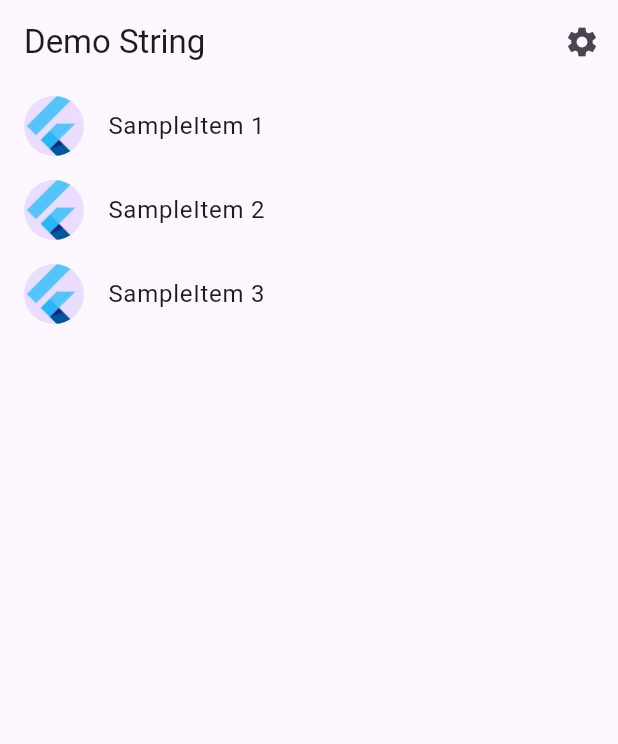
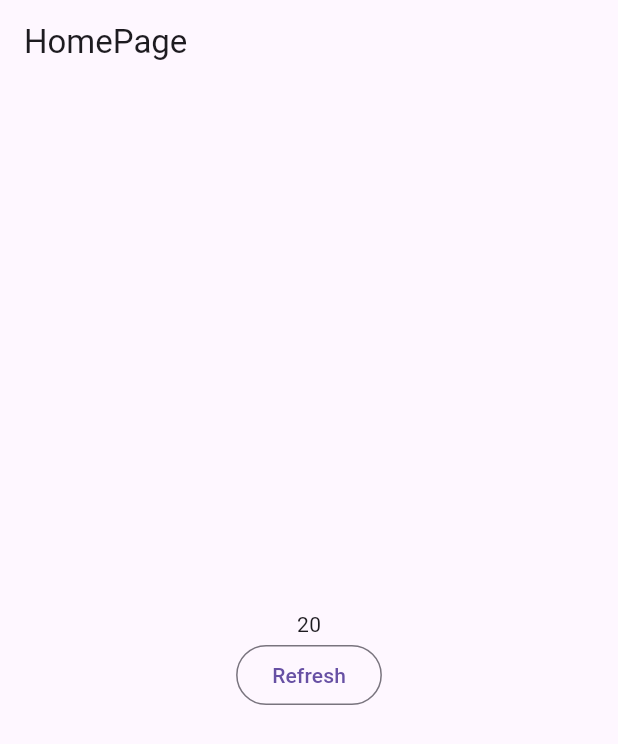
Before and after one commit to oinariman/flutter_app, a Flutter app: the screen it shows after launch, on a phone screen of 412 x 824 dp. Shown: the top 744 px of the screen. Run offline on Flutter 3.47's test engine with Material 3 defaults, Android fonts, the phone set to English and light mode, and no system bars; our stand-ins replace auto_route, flutter_riverpod, riverpod_annotation; generated files the repository leaves out were written again.

Commit message:
HomePage追加

```diff
--- a/lib/src/app.dart
+++ b/lib/src/app.dart
@@ -1,83 +1,73 @@
 import 'package:flutter/material.dart';
+import 'package:flutter_app/src/route/app_router.dart';
 import 'package:flutter_gen/gen_l10n/app_localizations.dart';
 import 'package:flutter_localizations/flutter_localizations.dart';
-
+import 'package:flutter_riverpod/flutter_riverpod.dart';
 import 'sample_feature/sample_item_details_view.dart';
 import 'sample_feature/sample_item_list_view.dart';
-import 'settings/settings_controller.dart';
-import 'settings/settings_view.dart';
 
 /// The Widget that configures your application.
-class MyApp extends StatelessWidget {
-  const MyApp({
+class MyApp extends ConsumerWidget {
+  MyApp({
     super.key,
-    required this.settingsController,
   });
 
-  final SettingsController settingsController;
+  final _appRouter = AppRouter();
 
   @override
-  Widget build(BuildContext context) {
-    // Glue the SettingsController to the MaterialApp.
-    //
-    // The AnimatedBuilder Widget listens to the SettingsController for changes.
-    // Whenever the user updates their settings, the MaterialApp is rebuilt.
-    return AnimatedBuilder(
-      animation: settingsController,
-      builder: (BuildContext context, Widget? child) {
-        return MaterialApp(
-          // Providing a restorationScopeId allows the Navigator built by the
-          // MaterialApp to restore the navigation stack when a user leaves and
-          // returns to the app after it has been killed while running in the
-          // background.
-          restorationScopeId: 'app',
+  Widget build(BuildContext context, WidgetRef ref) {
+    return MaterialApp.router(
+      routerConfig: _appRouter.config(),
+    );
+//     return MaterialApp(
+//       // Providing a restorationScopeId allows the Navigator built by the
+//       // MaterialApp to restore the navigation stack when a user leaves and
+//       // returns to the app after it has been killed while running in the
+//       // background.
+//       restorationScopeId: 'app',
 
-          // Provide the generated AppLocalizations to the MaterialApp. This
-          // allows descendant Widgets to display the correct translations
-          // depending on the user's locale.
-          localizationsDelegates: const [
-            AppLocalizations.delegate,
-            GlobalMaterialLocalizations.delegate,
-            GlobalWidgetsLocalizations.delegate,
-            GlobalCupertinoLocalizations.delegate,
-          ],
-          supportedLocales: const [Locale('ja'), Locale('en')],
+//       // Provide the generated AppLocalizations to the MaterialApp. This
+//       // allows descendant Widgets to display the correct translations
+//       // depending on the user's locale.
+//       localizationsDelegates: const [
+//         AppLocalizations.delegate,
+//         GlobalMaterialLocalizations.delegate,
+//         GlobalWidgetsLocalizations.delegate,
+//         GlobalCupertinoLocalizations.delegate,
+//       ],
+//       supportedLocales: const [Locale('ja'), Locale('en')],
 
-          // Use AppLocalizations to configure the correct application title
-          // depending on the user's locale.
-          //
-          // The appTitle is defined in .arb files found in the localization
-          // directory.
-          onGenerateTitle: (BuildContext context) =>
-              AppLocalizations.of(context)!.appTitle,
+//       // Use AppLocalizations to configure the correct application title
+//       // depending on the user's locale.
+//       //
+//       // The appTitle is defined in .arb files found in the localization
+//       // directory.
+//       onGenerateTitle: (BuildContext context) =>
+//           AppLocalizations.of(context)!.appTitle,
 
-          // Define a light and dark color theme. Then, read the user's
-          // preferred ThemeMode (light, dark, or system default) from the
-          // SettingsController to display the correct theme.
-          theme: ThemeData(),
-          darkTheme: ThemeData.dark(),
-          themeMode: settingsController.themeMode,
+//       // Define a light and dark color theme. Then, read the user's
+//       // preferred ThemeMode (light, dark, or system default) from the
+//       // SettingsController to display the correct theme.
+//       theme: ThemeData(),
+//       darkTheme: ThemeData.dark(),
+// //      themeMode: settingsController.themeMode,
 
-          // Define a function to handle named routes in order to support
-          // Flutter web url navigation and deep linking.
-          onGenerateRoute: (RouteSettings routeSettings) {
-            return MaterialPageRoute<void>(
-              settings: routeSettings,
-              builder: (BuildContext context) {
-                switch (routeSettings.name) {
-                  case SettingsView.routeName:
-                    return SettingsView(controller: settingsController);
-                  case SampleItemDetailsView.routeName:
-                    return const SampleItemDetailsView();
-                  case SampleItemListView.routeName:
-                  default:
-                    return const SampleItemListView();
-                }
-              },
-            );
-          },
-        );
-      },
-    );
+//       // Define a function to handle named routes in order to support
+//       // Flutter web url navigation and deep linking.
+//       onGenerateRoute: (RouteSettings routeSettings) {
+//         return MaterialPageRoute<void>(
+//           settings: routeSettings,
+//           builder: (BuildContext context) {
+//             switch (routeSettings.name) {
+//               case SampleItemDetailsView.routeName:
+//                 return const SampleItemDetailsView();
+//               case SampleItemListView.routeName:
+//               default:
+//                 return const SampleItemListView();
+//             }
+//           },
+//         );
+//       },
+//     );
   }
 }
--- /dev/null
+++ b/lib/src/home/home_page.dart
@@ -0,0 +1,28 @@
+import 'package:flutter/material.dart';
+import 'package:flutter_riverpod/flutter_riverpod.dart';
+import 'package:auto_route/auto_route.dart';
+import 'home_view_model.dart';
+
+@RoutePage()
+class HomePage extends ConsumerWidget {
+  const HomePage({super.key});
+
+  @override
+  Widget build(BuildContext context, WidgetRef ref) {
+    final homeViewModel = ref.watch(homeViewModelProvider);
+    return Scaffold(
+        appBar: AppBar(title: const Text('HomePage')),
+        body: Center(
+            child: SingleChildScrollView(
+                child: Column(children: [
+          homeViewModel.when(
+              data: (data) => Text(data),
+              loading: () => const CircularProgressIndicator(),
+              error: (error, _) => Text('Error: $error')),
+          OutlinedButton(
+              onPressed: () =>
+                  ref.read(homeViewModelProvider.notifier).refresh(),
+              child: const Text('Refresh')),
+        ]))));
+  }
+}
--- /dev/null
+++ b/lib/src/route/app_router.dart
@@ -0,0 +1,12 @@
+import 'package:auto_route/auto_route.dart';
+import '../home/home_page.dart';
+
+part 'app_router.gr.dart';
+
+@AutoRouterConfig(replaceInRouteName: 'Page,Route')
+class AppRouter extends _$AppRouter {
+  @override
+  List<AutoRoute> get routes => [
+        AutoRoute(page: HomeRoute.page, initial: true),
+      ];
+}
--- a/lib/src/sample_feature/sample_item_list_view.dart
+++ b/lib/src/sample_feature/sample_item_list_view.dart
@@ -1,6 +1,5 @@
 import 'package:flutter/material.dart';
 import "package:flutter_gen/gen_l10n/app_localizations.dart";
-import '../settings/settings_view.dart';
 import 'sample_item.dart';
 import 'sample_item_details_view.dart';
 
@@ -21,17 +20,6 @@ class SampleItemListView extends StatelessWidget {
     return Scaffold(
       appBar: AppBar(
         title: Text(l10n!.demoString),
-        actions: [
-          IconButton(
-            icon: const Icon(Icons.settings),
-            onPressed: () {
-              // Navigate to the settings page. If the user leaves and returns
-              // to the app after it has been killed while running in the
-              // background, the navigation stack is restored.
-              Navigator.restorablePushNamed(context, SettingsView.routeName);
-            },
-          ),
-        ],
       ),
 
       // To work with lists that may contain a large number of items, it’s best
--- a/lib/src/settings/settings_controller.dart
+++ /dev/null
@@ -1,50 +0,0 @@
-import 'package:flutter/material.dart';
-
-import 'settings_service.dart';
-
-/// A class that many Widgets can interact with to read user settings, update
-/// user settings, or listen to user settings changes.
-///
-/// Controllers glue Data Services to Flutter Widgets. The SettingsController
-/// uses the SettingsService to store and retrieve user settings.
-class SettingsController with ChangeNotifier {
-  SettingsController(this._settingsService);
-
-  // Make SettingsService a private variable so it is not used directly.
-  final SettingsService _settingsService;
-
-  // Make ThemeMode a private variable so it is not updated directly without
-  // also persisting the changes with the SettingsService.
-  late ThemeMode _themeMode;
-
-  // Allow Widgets to read the user's preferred ThemeMode.
-  ThemeMode get themeMode => _themeMode;
-
-  /// Load the user's settings from the SettingsService. It may load from a
-  /// local database or the internet. The controller only knows it can load the
-  /// settings from the service.
-  Future<void> loadSettings() async {
-    _themeMode = await _settingsService.themeMode();
-
-    // Important! Inform listeners a change has occurred.
-    notifyListeners();
-  }
-
-  /// Update and persist the ThemeMode based on the user's selection.
-  Future<void> updateThemeMode(ThemeMode? newThemeMode) async {
-    if (newThemeMode == null) return;
-
-    // Do not perform any work if new and old ThemeMode are identical
-    if (newThemeMode == _themeMode) return;
-
-    // Otherwise, store the new ThemeMode in memory
-    _themeMode = newThemeMode;
-
-    // Important! Inform listeners a change has occurred.
-    notifyListeners();
-
-    // Persist the changes to a local database or the internet using the
-    // SettingService.
-    await _settingsService.updateThemeMode(newThemeMode);
-  }
-}
--- a/lib/src/settings/settings_service.dart
+++ /dev/null
@@ -1,17 +0,0 @@
-import 'package:flutter/material.dart';
-
-/// A service that stores and retrieves user settings.
-///
-/// By default, this class does not persist user settings. If you'd like to
-/// persist the user settings locally, use the shared_preferences package. If
-/// you'd like to store settings on a web server, use the http package.
-class SettingsService {
-  /// Loads the User's preferred ThemeMode from local or remote storage.
-  Future<ThemeMode> themeMode() async => ThemeMode.system;
-
-  /// Persists the user's preferred ThemeMode to local or remote storage.
-  Future<void> updateThemeMode(ThemeMode theme) async {
-    // Use the shared_preferences package to persist settings locally or the
-    // http package to persist settings over the network.
-  }
-}
--- a/pubspec.yaml
+++ b/pubspec.yaml
@@ -17,6 +17,7 @@ dependencies:
     sdk: flutter
   flutter_riverpod: ^2.5.1
   riverpod_annotation: ^2.3.5
+  auto_route: ^8.2.0
 
 dev_dependencies:
   flutter_test:
@@ -25,8 +26,8 @@ dev_dependencies:
   custom_lint:
   riverpod_generator: ^2.3.10
   riverpod_lint: ^2.3.8
-
   flutter_lints: ^2.0.0
+  auto_route_generator: ^8.0.0
 
 flutter:
   uses-material-design: true
```
Also changed, not shown: lib/main.dart (+6 -14 lines), lib/src/home/home_view_model.dart (added, +22 -0 lines), lib/src/settings/settings_view.dart (deleted, +0 -51 lines), lib/src/home/home_view_model.g.dart (added), lib/src/route/app_router.gr.dart (added), pubspec.lock, 4 other files.
